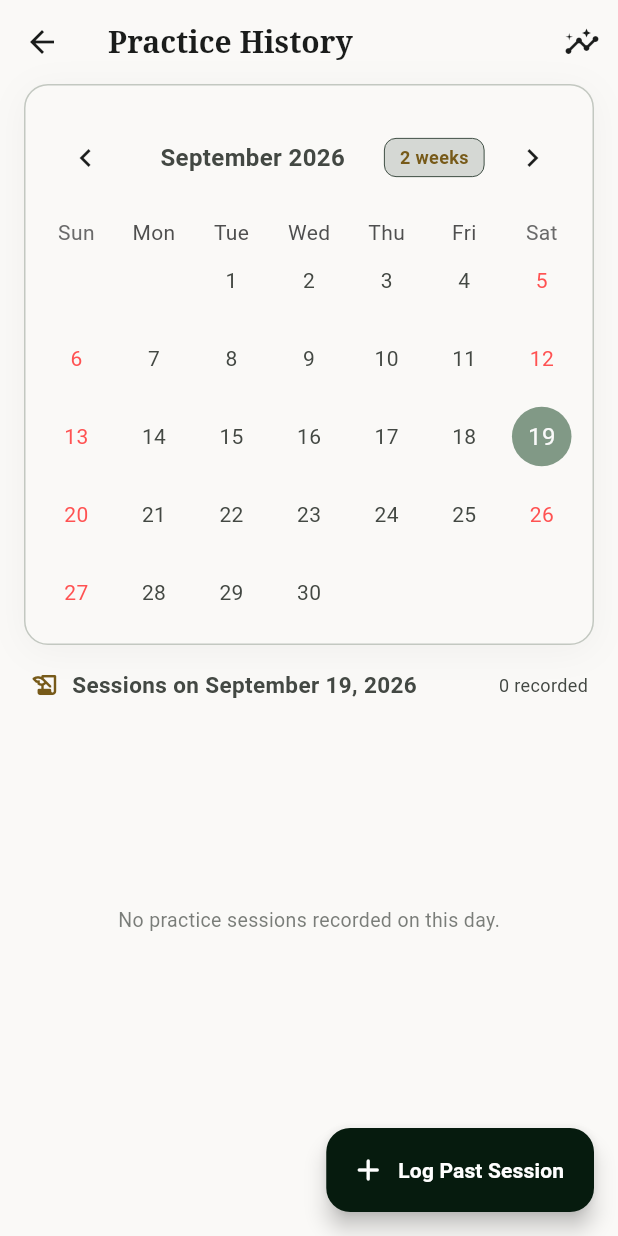
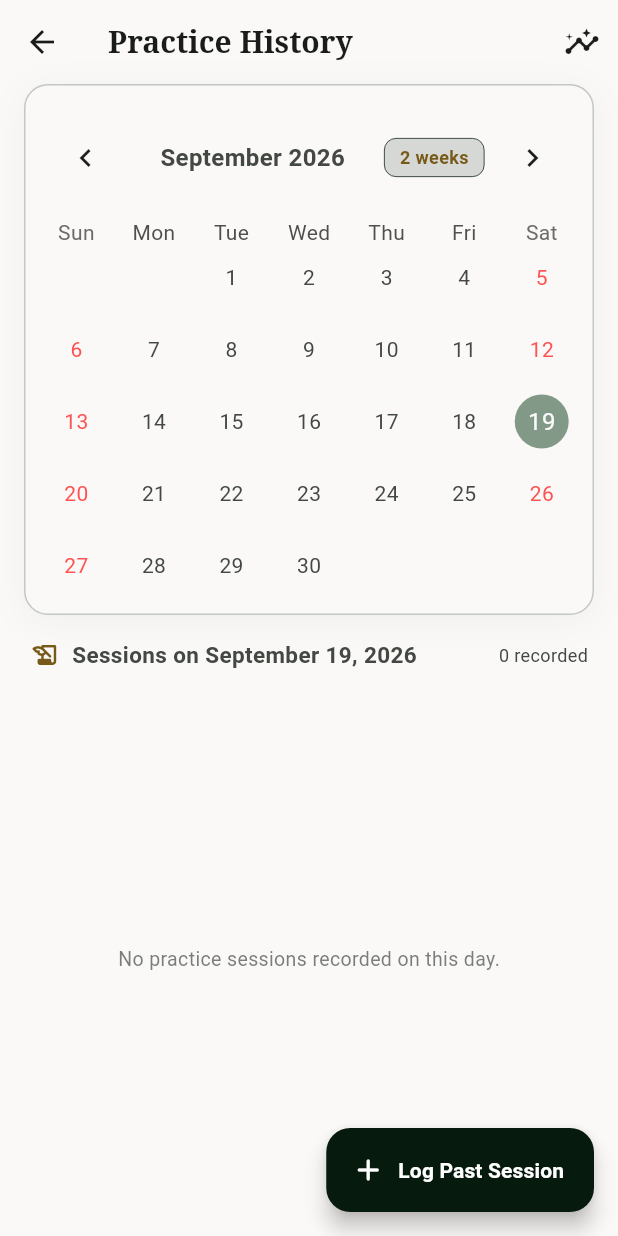
Before and after one commit to seagomezar/music-journal-app, a Flutter app: the CalendarHistoryView screen opened directly, on a phone screen of 412 x 824 dp. Run offline on Flutter 3.47's test engine with Material 3 defaults, Android fonts, the phone set to English and light mode, and no system bars; drawn by our look-alikes of table_calendar; our stand-ins replace audio_service, audioplayers, file_picker, flutter_spinkit, hive_ce, hive_ce_flutter and 2 more; missing offline and left inert: dart:js_interop, flutter_soloud, pdf_document, pdfrx, record, screen_brightness; accounts and stored records are empty.

Commit message:
fix(ci): resolve golden test pixel tolerance and layout overflow in calendar and tuner

```diff
--- a/lib/screens/active_practice_view.dart
+++ b/lib/screens/active_practice_view.dart
@@ -303,6 +303,7 @@ class _ActivePracticeViewState extends State<ActivePracticeView> {
                     onPressed: isSaving
                         ? null
                         : () async {
+                            FocusScope.of(dialogContext).unfocus();
                             setDialogState(() => isSaving = true);
                             try {
                               practiceProv.notesController.text =
--- a/lib/screens/calendar_history_view.dart
+++ b/lib/screens/calendar_history_view.dart
@@ -207,9 +207,11 @@ class _CalendarHistoryViewState extends State<CalendarHistoryView> {
   Widget _buildCalendarPanel(
     BuildContext context,
     HistoryProvider historyProvider,
-    String localeCode,
-  ) {
+    String localeCode, [
+    double? availableHeight,
+  ]) {
     final viewportSize = MediaQuery.sizeOf(context);
+    final effectiveHeight = availableHeight ?? viewportSize.height;
     final compactLandscape =
         viewportSize.width > viewportSize.height && viewportSize.height < 600;
     return Padding(
@@ -224,9 +226,11 @@ class _CalendarHistoryViewState extends State<CalendarHistoryView> {
           calendarFormat: _calendarFormat,
           rowHeight: compactLandscape
               ? 24
-              : viewportSize.height <= 700
+              : effectiveHeight <= 500
               ? 28
-              : 52,
+              : effectiveHeight <= 680
+              ? 38
+              : 48,
           selectedDayPredicate: (day) => isSameDay(_selectedDay, day),
           onDaySelected: (selectedDay, focusedDay) {
             setState(() {
@@ -316,6 +320,7 @@ class _CalendarHistoryViewState extends State<CalendarHistoryView> {
     );
 
     return Scaffold(
+      resizeToAvoidBottomInset: false,
       appBar: AppBar(
         actions: [
           IconButton(
@@ -350,6 +355,7 @@ class _CalendarHistoryViewState extends State<CalendarHistoryView> {
               context,
               historyProv,
               localeCode,
+              constraints.maxHeight,
             );
             final sessions = Column(
               children: [
@@ -410,9 +416,11 @@ class _CalendarHistoryViewState extends State<CalendarHistoryView> {
                           ),
                         )
                       : ListView.builder(
-                          padding: const EdgeInsets.symmetric(
-                            horizontal: 16,
-                            vertical: 8,
+                          padding: EdgeInsets.fromLTRB(
+                            16,
+                            8,
+                            16,
+                            compactLandscape ? 16 : 80,
                           ),
                           itemCount: selectedDaySessions.length,
                           itemBuilder: (context, index) {
@@ -790,7 +798,6 @@ class _CalendarHistoryViewState extends State<CalendarHistoryView> {
                           },
                         ),
                 ),
-                SizedBox(height: compactLandscape ? 16 : 72),
               ],
             );
             if (compactLandscape || sizeClass.supportsTwoPaneContent) {
```
Also changed, not shown: lib/widgets/practice_tuner_card.dart (+7 -5 lines), 1 other file.
